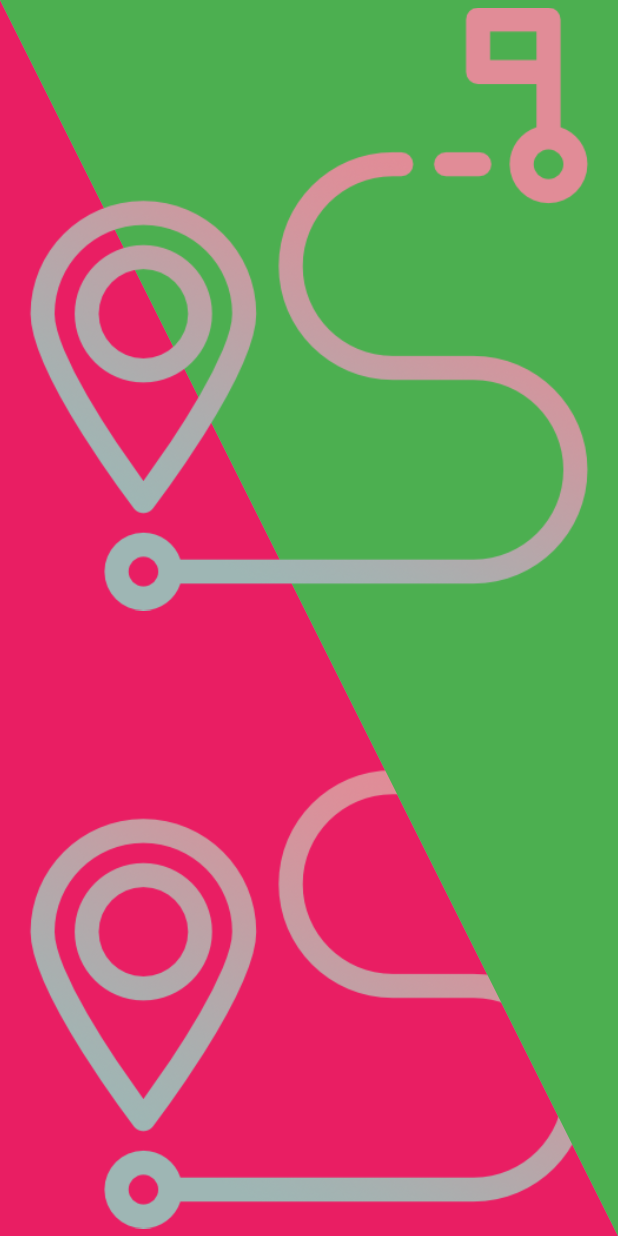
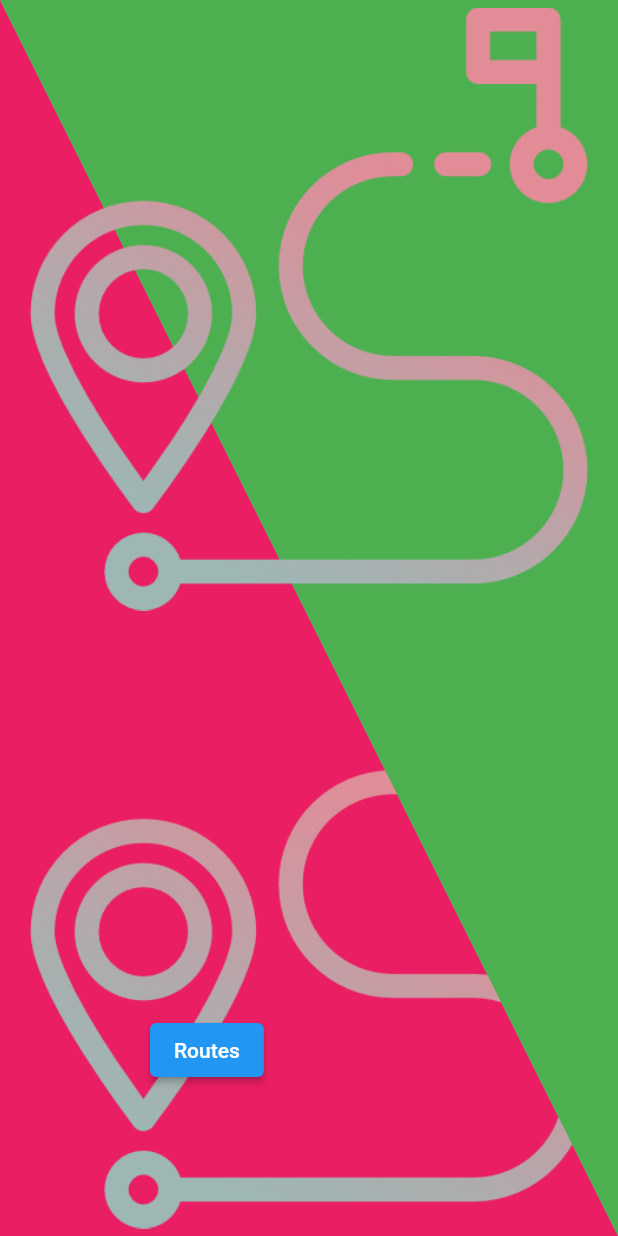
Before and after one commit to foxenberg/MobileGuide, a Flutter app: the screen it shows after launch, after a tap on "Выбрать", on a phone screen of 412 x 824 dp. Run offline on Flutter 3.47's test engine with Material 2 defaults, Android fonts, the phone set to English and light mode, and no system bars; network calls fail.

Commit message:
Added page ShowPlaces

```diff
--- a/mobile_guid/lib/screens/secondScreen.dart
+++ b/mobile_guid/lib/screens/secondScreen.dart
@@ -1,4 +1,5 @@
 import 'package:flutter/material.dart';
+import 'package:mobile_guid/screens/placesScreen.dart';
 import 'package:mobile_guid/widgets/customClipper.dart';
 
 class SecondScreen extends StatelessWidget {
@@ -13,32 +14,51 @@ class SecondScreen extends StatelessWidget {
       body: Stack(
           children: <Widget>[
             ClipPath(
+
               clipper: MyCustomClipper(),
               child: Container(
+
+                child: InkWell(
+                  onTap: () {
+                    //Navigator.push(context, MaterialPageRoute(builder: (context) => PlacesScreen()));
+                    print("fdsfsd");
+                  }),
                color: Colors.pink,
                 ),
+
               ),
-              InkWell(
-                onTap: () {},
-                              child: Container(
+              Container(
                   margin: EdgeInsets.all(5),
                   alignment: Alignment.bottomLeft,
                   child: Image.asset("assets/images/routes.png")),
-              ),
               ClipPath(
                 clipper: MyClipper(),
                 child: Container(
                   color: Colors.green,)
                 ),
                 InkWell(
-                  onTap: (){},
+                  onTap: (){
+                     Navigator.push(context, MaterialPageRoute(builder: (context) => PlacesScreen()));
+                  },
                                   child: Container(
                     margin: EdgeInsets.all(5),
                   alignment: Alignment.topRight,
                   child: Image.asset("assets/images/routes.png"),
+
                   ),
-                )
 
+                ),
+                Container(
+                  alignment: Alignment.bottomLeft,
+                  padding: EdgeInsets.only(left: 100, bottom: 100),
+                  child: ElevatedButton(
+
+                    child: Text("Routes"),
+
+                    onPressed: () {Navigator.push(context, MaterialPageRoute(builder: (context) => PlacesScreen()));
+                  },
+                  ),
+                ),
           ],
 
       ),
--- a/mobile_guid/lib/screens/startScreen.dart
+++ b/mobile_guid/lib/screens/startScreen.dart
@@ -1,6 +1,7 @@
-import 'package:carousel_slider/carousel_slider.dart';
+
 import 'package:flutter/material.dart';
 import 'package:mobile_guid/screens/secondScreen.dart';
+import 'package:mobile_guid/widgets/carousel.dart';
 import 'package:mobile_guid/widgets/chipForPlaces.dart';
 
 class StartScreen extends StatefulWidget {
@@ -11,6 +12,7 @@ class StartScreen extends StatefulWidget {
 }
 
 class _StartScreenState extends State<StartScreen> {
+
   @override
   Widget build(BuildContext context) {
     return SingleChildScrollView(
@@ -49,8 +51,7 @@ class _StartScreenState extends State<StartScreen> {
             ),
           ),
           CarouselSlider(
-            options: CarouselOptions(height: 400.0, reverse: false),
-            items: [],
+
           ),
           Padding(
             padding: const EdgeInsets.all(18.0),
--- a/mobile_guid/lib/widgets/carousel.dart
+++ b/mobile_guid/lib/widgets/carousel.dart
@@ -20,7 +20,7 @@ class _CarouselSliderState extends State<CarouselSlider> {
       return Container(
         child: FutureBuilder<List<Places>>(
             future: APIServices.fetchPlaces(),
-            builder: (BuildContext context, AsyncSnapshot snapshot) {
+            builder: (BuildContext context, AsyncSnapshot<List<Places>> snapshot) {
               if (snapshot.hasError) {
                 return Container(
                   child: Center(
@@ -29,12 +29,16 @@ class _CarouselSliderState extends State<CarouselSlider> {
                 );
               } else if (snapshot.hasData) {
                 return ListView.builder(
-                  itemCount: places.length,
+                  itemCount: snapshot.data.length,
                   itemBuilder: (BuildContext context, int index) {
-                    return Text(places[index].name);
+                    return Text(snapshot.data[index].name);
                   },
                 );
               }
+              else {
+                return Text('fdfsd');
+              }
+
             }
         ),
       );
--- a/mobile_guid/pubspec.yaml
+++ b/mobile_guid/pubspec.yaml
@@ -26,6 +26,7 @@ dependencies:
   http: ^0.13.1
   carousel_slider: ^3.0.0
   shimmer: ^1.1.2
+  flutter_svg: ^0.21.0+1
 
 
   # The following adds the Cupertino Icons font to your application.
```
Also changed, not shown: mobile_guid/lib/models/api.services.dart (+19 -1 lines), mobile_guid/lib/models/localPlace.dart (added, +14 -0 lines), mobile_guid/lib/screens/placesScreen.dart (added, +64 -0 lines), mobile_guid/lib/screens/showPlace.dart (added, +50 -0 lines), mobile_guid/assets/images/CenterKazan.jpg (added), mobile_guid/assets/images/Kremlin.jpg (added), mobile_guid/assets/images/bulat.jpg (deleted), mobile_guid/assets/images/sharif.jpg (added), mobile_guid/assets/images/tower.jpg (added).
